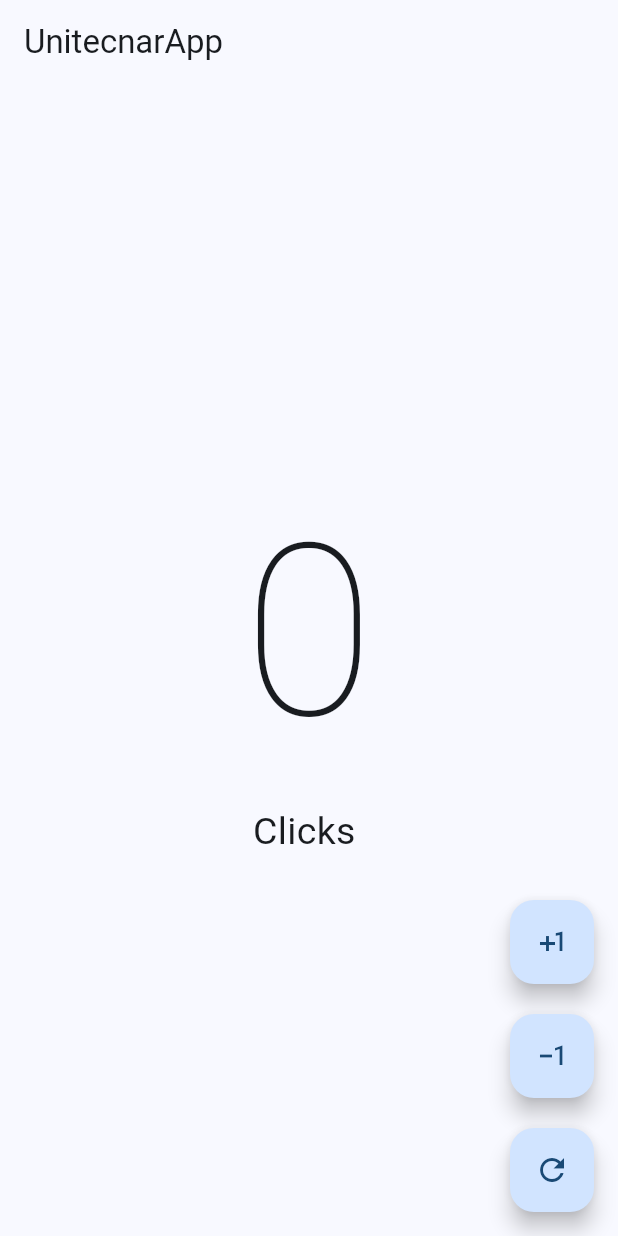
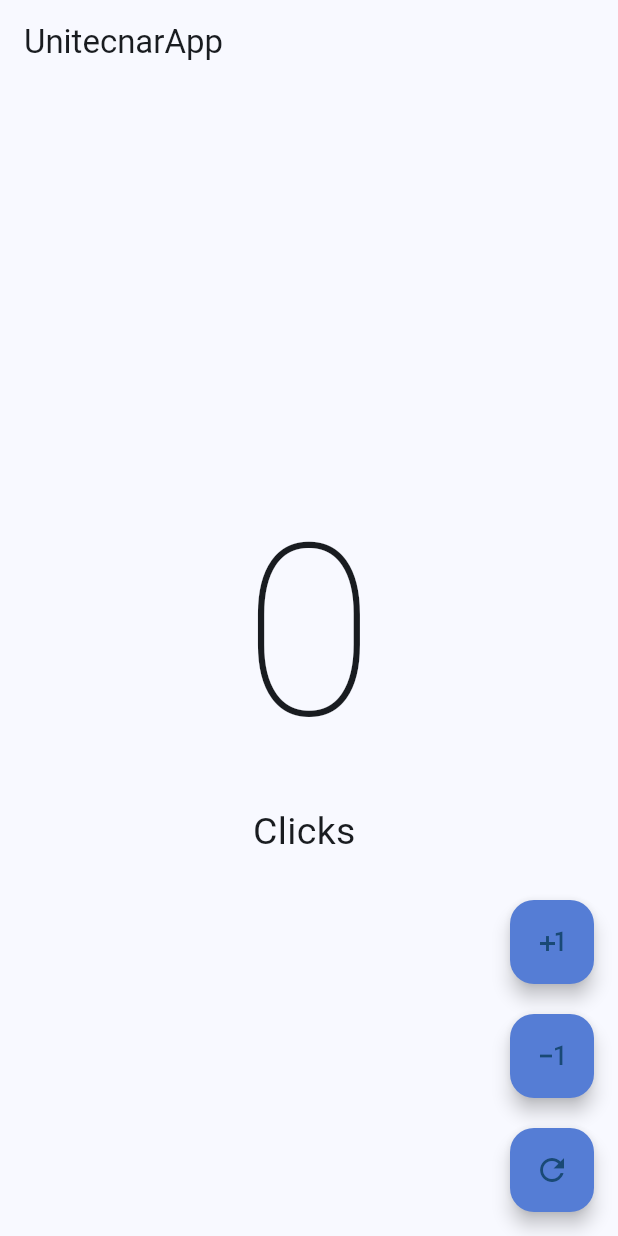
Before and after one commit to DairoBarriosRivero/Desarrollo-de-Aplicaciones-M-viles, a Flutter app: the screen it shows after launch, on a phone screen of 412 x 824 dp. Run offline on Flutter 3.47's test engine with Material 3 defaults, Android fonts, the phone set to English and light mode, and no system bars.

Commit message:
Actualizando codigo del contador

```diff
--- /dev/null
+++ b/counter_app/lib/home_Screen.dart
@@ -0,0 +1,94 @@
+import 'package:flutter/material.dart';
+
+void main() {
+  runApp(const HomeScreen());
+}
+
+class HomeScreen extends StatefulWidget {
+  const new({super.key});
+
+  @override
+  State<HomeScreen> createState() => _HomeScreenState();
+}
+
+class _HomeScreenState extends State<HomeScreen> {
+  int counter = 0;
+
+  @override
+  Widget build(BuildContext context) {
+    return MaterialApp(
+      debugShowCheckedModeBanner: false,
+      theme: ThemeData(useMaterial3: true, colorSchemeSeed: Colors.blue),
+      home: Scaffold(
+        appBar: AppBar(title: const Text("UnitecnarApp")),
+        body: Center(
+          child: Column(
+            mainAxisAlignment: MainAxisAlignment.center,
+            children: [
+              Text(
+                "$counter",
+                style: TextStyle(fontSize: 160, fontWeight: FontWeight(100)),
+              ),
+              Text(
+                "Click${counter == 1 ? "" : "s"} ",
+                style: TextStyle(fontSize: 25),
+              ),
+            ],
+          ),
+        ),
+        floatingActionButton: Column(
+          mainAxisAlignment: MainAxisAlignment.end,
+          children: [
+            _CustomButton(
+              icon: Icons.plus_one_outlined,
+              onpressed: () {
+                setState(() {
+                  counter++;
+                });
+              },
+            ),
+            SizedBox(height: 20),
+
+            _CustomButton(
+              icon: Icons.exposure_minus_1_outlined,
+              onpressed: () {
+                setState(() {
+                  if (counter == 0) return;
+                  counter--;
+                });
+              },
+            ),
+
+            SizedBox(height: 20),
+
+            _CustomButton(
+              icon: Icons.refresh,
+              onpressed: () {
+                setState(() {
+                  counter = 0;
+                });
+              },
+            ),
+          ],
+        ),
+      ),
+    );
+  }
+}
+
+class _CustomButton extends StatelessWidget {
+  final IconData icon;
+  final VoidCallback onpressed;
+
+  const _CustomButton({super.key, required this.icon, required this.onpressed});
+
+  @override
+  Widget build(BuildContext context) {
+    return FloatingActionButton(
+      backgroundColor: Color.fromRGBO(85, 125, 213, 1),
+      elevation: 5,
+      child: Icon(icon),
+      onPressed: onpressed,
+    );
+  }
+}
--- a/counter_app/lib/main.dart
+++ b/counter_app/lib/main.dart
@@ -1,3 +1,4 @@
+import 'package:counter_app/home_Screen.dart';
 import 'package:flutter/material.dart';
 
 
@@ -25,56 +26,7 @@ class _MyAppState extends State<MyApp> {
         useMaterial3: true,
         colorSchemeSeed: Colors.blue
       ),
-      home: Scaffold(
-        appBar: AppBar(
-          title: const Text("UnitecnarApp"),
-        ),
-        body:  Center(
-          child: Column(
-            mainAxisAlignment: MainAxisAlignment.center,
-            children: [
-              Text("$counter", style: TextStyle(fontSize: 160, fontWeight: FontWeight(100)),),
-              Text("Click${counter ==1 ? "": "s"} " , style: TextStyle(fontSize: 25),)
-            ],
-          ),
-        ),
-        floatingActionButton: Column(
-          mainAxisAlignment: MainAxisAlignment.end,
-          children: [
-            FloatingActionButton(
-              child: Icon(Icons.plus_one),
-              onPressed: (){
-                setState(() {
-                counter++;
-
-                });
-              }
-              ),
-              SizedBox(height: 20,),
-
-              FloatingActionButton(
-              child: Icon(Icons.exposure_minus_1),
-              onPressed: (){
-                setState(() {
-                  if(counter == 0) return;
-                  counter--;
-                });
-              }
-              ),
-
-              SizedBox(height: 20,),
-
-              FloatingActionButton(
-              child: Icon(Icons.refresh),
-              onPressed: (){
-                setState(() {
-                  counter=0;
-                });
-              }
-              ),
-          ],
-        ),
-      ),
+      home: HomeScreen()
     );
   }
 }
```
